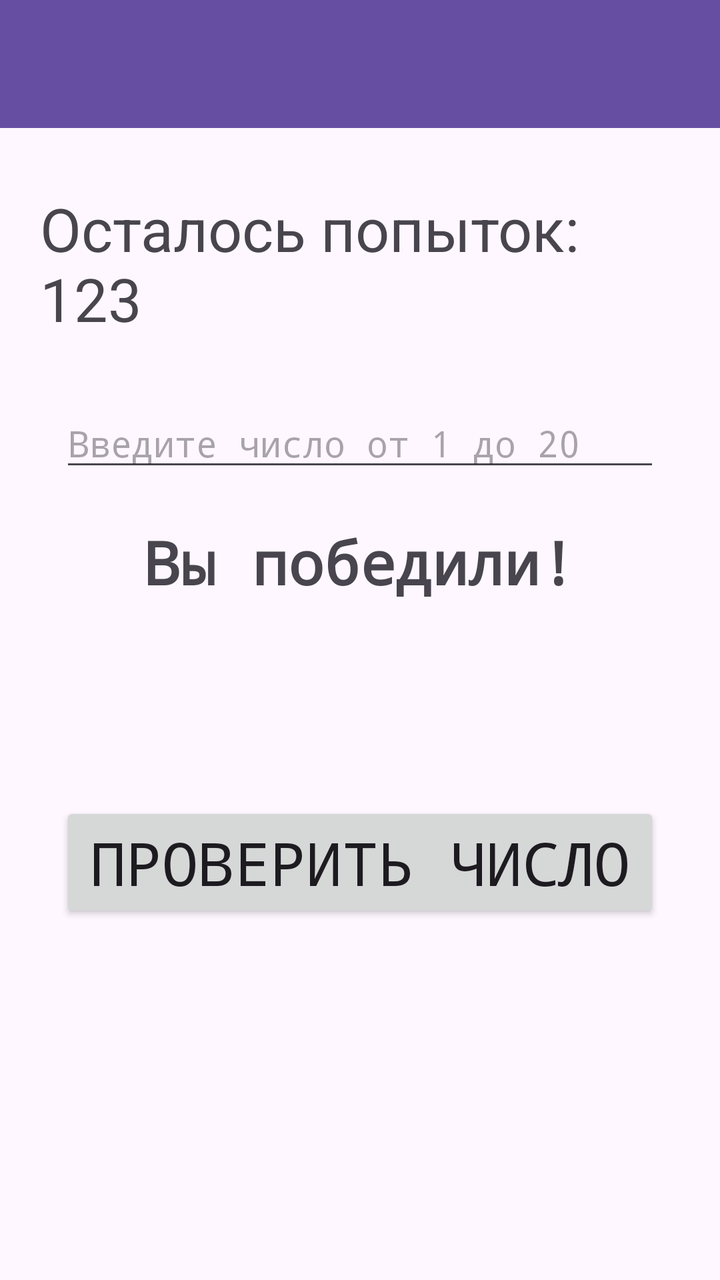
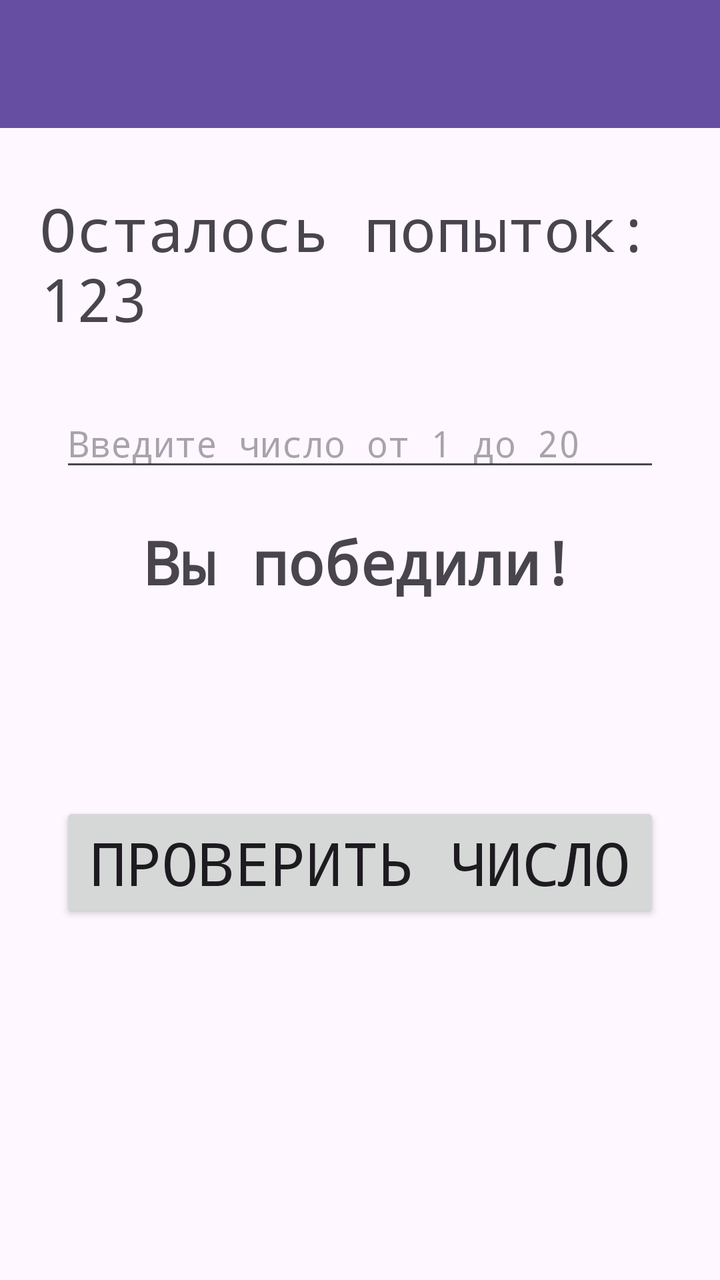

The first picture is an Android layout as it rendered before a commit; the second is the same layout after the commit. The layout source and the unified diff follow.
<!-- AndroidManifest.xml: application theme Theme.GuessNumber -->
<!-- res/layout/activity_main.xml -->
<?xml version="1.0" encoding="utf-8"?>
<LinearLayout

    xmlns:android="http://schemas.android.com/apk/res/android"
    xmlns:app="http://schemas.android.com/apk/res-auto"
    xmlns:tools="http://schemas.android.com/tools"
    android:id="@+id/main"
    android:layout_width="match_parent"
    android:layout_height="match_parent"
    tools:context=".MainActivity"
    android:orientation="vertical"

    >

    <androidx.appcompat.widget.Toolbar
        android:id="@+id/toolbar"
        android:layout_width="match_parent"
        android:layout_height="?attr/actionBarSize"
        android:background="#664FA3"  />

<TextView
    android:layout_width="match_parent"
    android:layout_height="wrap_content"
    android:text="Осталось попыток: 123"
    android:textSize="30sp"
    android:id="@+id/attText"
    android:layout_marginTop="30dp"
    android:layout_marginHorizontal="20dp"
/>
    <EditText
        android:layout_width="match_parent"
        android:layout_height="wrap_content"
        android:layout_marginTop="30dp"
        android:hint="Введите число от 1 до 20"
        android:fontFamily="monospace"
        android:id="@+id/numberEnter"
        android:inputType="number"
        android:layout_marginHorizontal="30dp"
    />

    <TextView
        android:layout_height="wrap_content"
        android:layout_width="wrap_content"
        android:text="Вы победили!"
        android:layout_gravity="center"
        android:textSize="30sp"
        android:textStyle="bold"
        android:layout_marginTop="20dp"
        android:fontFamily="monospace"
        android:id="@+id/textRes"
        />

    <Button


        android:layout_width="match_parent"
        android:layout_height="wrap_content"
        android:layout_marginHorizontal="30dp"
        android:layout_marginTop="100dp"
        android:fontFamily="monospace"
        android:text="Проверить число"
        android:id="@+id/buttCheck"
        android:textSize="30sp"
        />

    <ImageView
        android:layout_width="200dp"
        android:layout_height="200dp"
        android:layout_gravity="center"
        android:src="@drawable/win"
        android:layout_marginTop="40dp"
        android:layout_marginHorizontal="20dp"
        android:id="@+id/image"
        android:visibility="invisible"
        />
    <Button


        android:layout_width="match_parent"
        android:layout_height="wrap_content"
        android:layout_marginHorizontal="30dp"
        android:layout_marginTop="30dp"
        android:fontFamily="monospace"
        android:text="Начать снова"
        android:id="@+id/buttGameAgain"
        android:textSize="30sp"
        android:visibility="invisible"
        />



</LinearLayout>
<!-- resources referenced by this layout -->
<resources>
  <!-- drawable win: jpg bitmap (drawable, 33743 bytes) -->
  <style name="Theme.GuessNumber" parent="Base.Theme.GuessNumber" />
  <style name="Base.Theme.GuessNumber" parent="Theme.Material3.DayNight.NoActionBar">
          
          
      </style>
</resources>

<!-- the commit's change to res/layout/activity_main.xml (unified diff, before → after) -->
@@ -26,6 +26,7 @@
     android:id="@+id/attText"
     android:layout_marginTop="30dp"
     android:layout_marginHorizontal="20dp"
+    android:fontFamily="monospace"
 />
     <EditText
         android:layout_width="match_parent"
